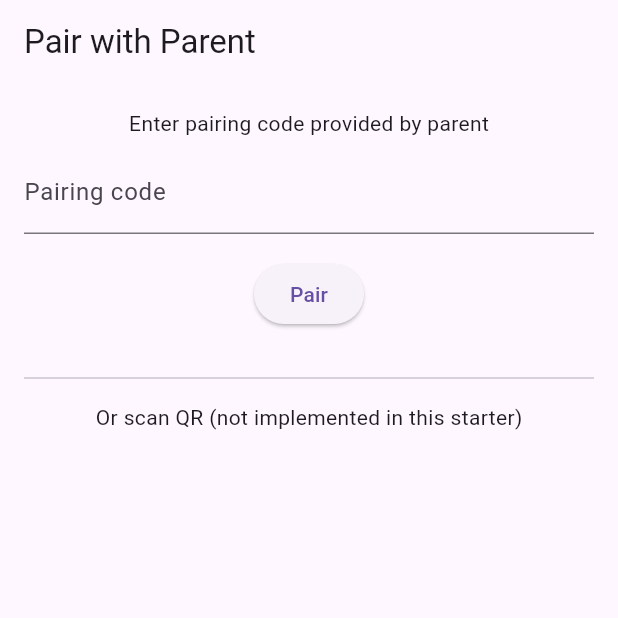
After one commit to myamusashi/games_parenting_control, a Flutter app: the screen it shows after launch, on a phone screen of 412 x 824 dp, the top half of it. The commit adds this screen. Run offline on Flutter 3.47's test engine with Material 3 defaults, Android fonts, the phone set to English and light mode, and no system bars; our stand-ins replace firebase_core, firebase_database, shared_preferences; missing offline and left inert: installed_apps, usage_stats; accounts and stored records are empty.

Commit message:
Add kids app starter code (main, models, services, screens, widgets)

```diff
--- a/gamesbox_kids/lib/main.dart
+++ b/gamesbox_kids/lib/main.dart
@@ -1,27 +1,27 @@
 import 'package:flutter/material.dart';
-import 'screens/splash_screen.dart';
+import 'services/firebase_service.dart';
+import 'screens/pairing_screen.dart';
+import 'screens/games_list_screen.dart';
 
-void main() {
-  runApp(const GameBoxApp());
+void main() async {
+  WidgetsFlutterBinding.ensureInitialized();
+  await FirebaseService.init();
+  runApp(const KidsApp());
 }
 
-class GameBoxApp extends StatelessWidget {
-  const GameBoxApp({super.key});
+class KidsApp extends StatelessWidget {
+  const KidsApp({super.key});
 
   @override
   Widget build(BuildContext context) {
     return MaterialApp(
-      title: 'GameBox Parent',
-      debugShowCheckedModeBanner: false,
-      theme: ThemeData(
-        colorScheme: ColorScheme.fromSeed(
-          seedColor: const Color(0xFF6C63FF),
-          brightness: Brightness.dark,
-        ),
-        useMaterial3: true,
-        fontFamily: 'Roboto',
-      ),
-      home: const SplashScreen(),
+      title: 'GamesBox Kids',
+      theme: ThemeData(primarySwatch: Colors.green),
+      home: const PairingScreen(),
+      routes: {
+        '/pairing': (context) => const PairingScreen(),
+        '/games': (context) => const GamesListScreen(),
+      },
     );
   }
 }
--- /dev/null
+++ b/gamesbox_kids/lib/screens/pairing_screen.dart
@@ -0,0 +1,53 @@
+import 'package:flutter/material.dart';
+import '../services/pairing_service.dart';
+
+class PairingScreen extends StatefulWidget {
+  const PairingScreen({super.key});
+
+  @override
+  State<PairingScreen> createState() => _PairingScreenState();
+}
+
+class _PairingScreenState extends State<PairingScreen> {
+  final _otpController = TextEditingController();
+  bool _loading = false;
+  final PairingServiceKid _ps = PairingServiceKid();
+
+  Future<void> _pair() async {
+    setState(() => _loading = true);
+    try {
+      final kidId = await _ps.pairWithOtp(_otpController.text.trim());
+      if (mounted) {
+        ScaffoldMessenger.of(context).showSnackBar(SnackBar(content: Text('Paired successfully (kidId: $kidId)')));
+        Navigator.pushReplacementNamed(context, '/games', arguments: {'kidId': kidId});
+      }
+    } catch (e) {
+      ScaffoldMessenger.of(context).showSnackBar(SnackBar(content: Text('Pairing failed: $e')));
+    } finally {
+      if (mounted) setState(() => _loading = false);
+    }
+  }
+
+  @override
+  Widget build(BuildContext context) {
+    return Scaffold(
+      appBar: AppBar(title: const Text('Pair with Parent')),
+      body: Padding(
+        padding: const EdgeInsets.all(16.0),
+        child: Column(
+          children: [
+            const Text('Enter pairing code provided by parent'),
+            const SizedBox(height: 8),
+            TextField(controller: _otpController, decoration: const InputDecoration(labelText: 'Pairing code')),
+            const SizedBox(height: 16),
+            ElevatedButton(onPressed: _loading ? null : _pair, child: _loading ? const CircularProgressIndicator() : const Text('Pair')),
+            const SizedBox(height: 24),
+            const Divider(),
+            const SizedBox(height: 8),
+            const Text('Or scan QR (not implemented in this starter)')
+          ],
+        ),
+      ),
+    );
+  }
+}
--- /dev/null
+++ b/gamesbox_kids/lib/services/pairing_service.dart
@@ -0,0 +1,28 @@
+import 'package:firebase_database/firebase_database.dart';
+
+class PairingServiceKid {
+  final DatabaseReference _ref = FirebaseDatabase.instance.ref();
+
+  /// Attempt to pair using otp. Returns kidId if successful, otherwise throws.
+  Future<String> pairWithOtp(String otp, {String? displayName}) async {
+    final snap = await _ref.child('pairing').child(otp).get();
+    if (!snap.exists) throw Exception('Invalid pairing code');
+    final data = snap.value as Map<dynamic, dynamic>;
+    if (data.containsKey('kidId')) throw Exception('Pairing code already used');
+
+    // Create kid entry
+    final kidsRef = _ref.child('kids');
+    final newKidRef = kidsRef.push();
+    final kidData = {
+      'name': displayName ?? 'Kid Device',
+      'pairedAt': DateTime.now().toIso8601String(),
+    };
+    await newKidRef.set(kidData);
+    final kidId = newKidRef.key!;
+
+    // Mark OTP as used and link to kidId
+    await _ref.child('pairing').child(otp).update({'kidId': kidId, 'usedAt': DateTime.now().toIso8601String()});
+
+    return kidId;
+  }
+}
```
Also changed, not shown: gamesbox_kids/lib/models/game_model.dart (added, +13 -0 lines), gamesbox_kids/lib/models/time_limit_model.dart (added, +11 -0 lines), gamesbox_kids/lib/screens/game_play_screen.dart (added, +78 -0 lines), gamesbox_kids/lib/screens/games_list_screen.dart (added, +66 -0 lines), gamesbox_kids/lib/services/firebase_service.dart (added, +12 -0 lines), gamesbox_kids/lib/widgets/time_remaining_widget.dart (added, +25 -0 lines).
